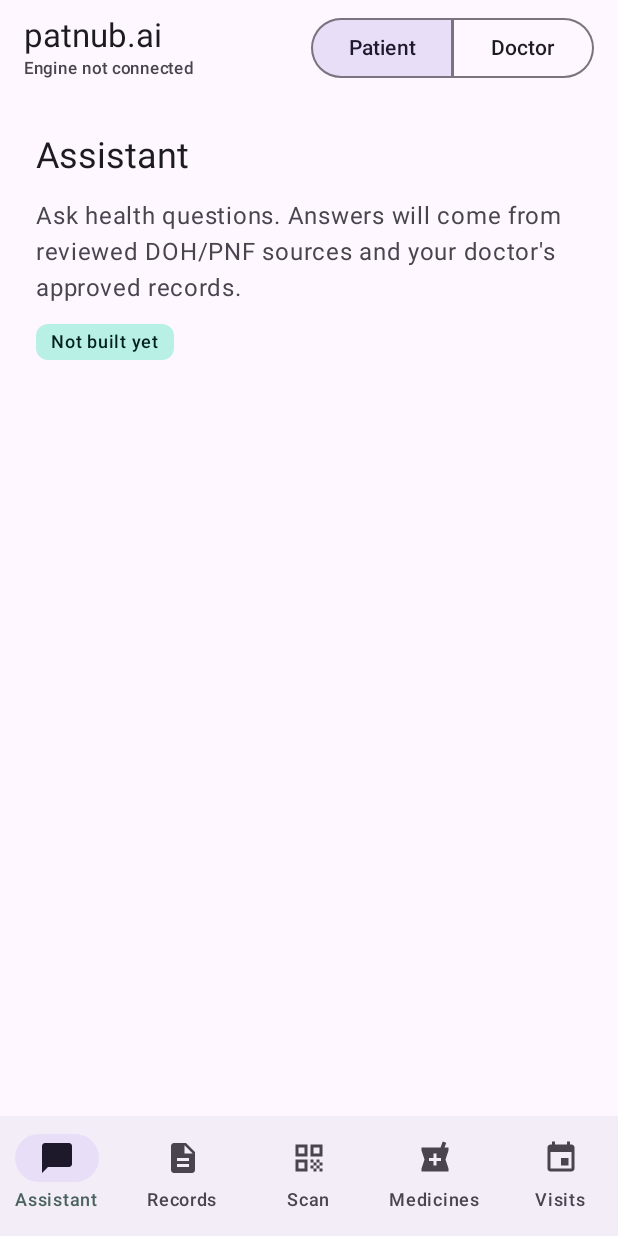
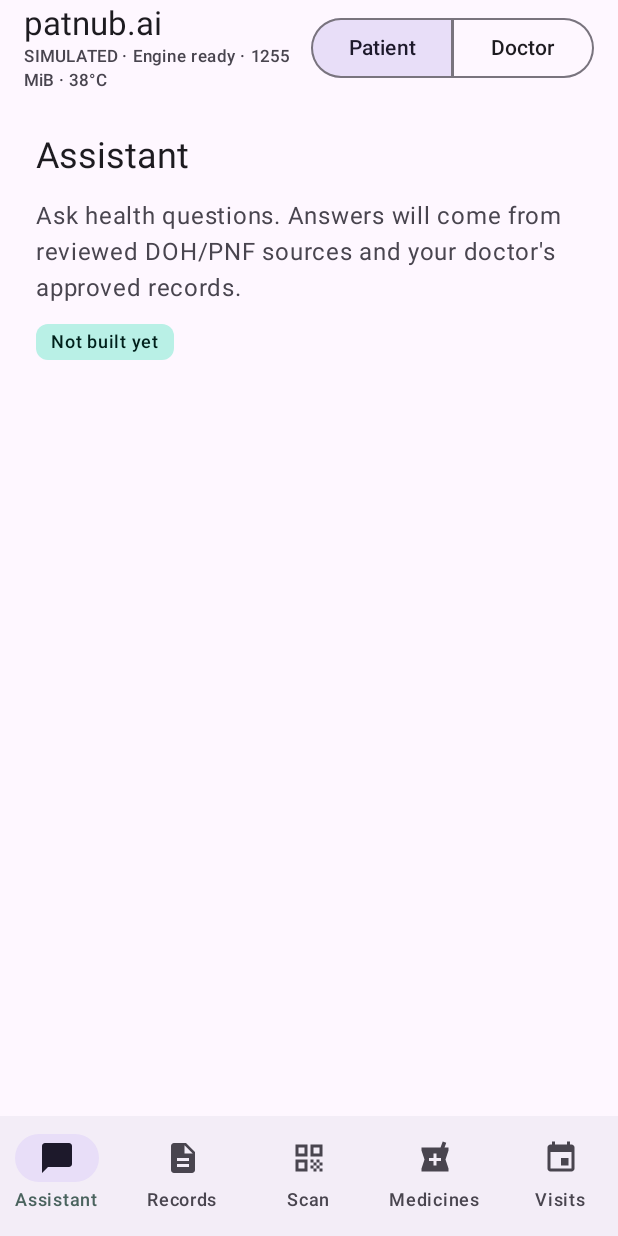
Before and after one commit to SussyMarlony/ELITS-HACKATHON-2026, an Android app built with Jetpack Compose: the screen it shows after launch (MainActivity), on a phone screen of 412 x 824 dp. Run offline under Robolectric (Android 15) with nearby library versions, the phone set to English and light mode, and no system bars; our stand-ins replace Room's generated code; libraries missing offline, so code that uses them is left out: androidx.room3, androidx.sqlite.driver; 2 statements that could not run were skipped.

Commit message:
feat(patnub-ai): live engine status pill in the top bar
Co-Authored-By: Claude Sonnet 5.5 <noreply@anthropic.com>

```diff
--- a/patnub-ai/app/src/main/java/ai/patnub/MainActivity.kt
+++ b/patnub-ai/app/src/main/java/ai/patnub/MainActivity.kt
@@ -13,7 +13,7 @@ class MainActivity : ComponentActivity() {
         enableEdgeToEdge()
         setContent {
             PatnubTheme {
-                PatnubApp()
+                PatnubApp((application as PatnubApplication).engine)
             }
         }
     }
--- a/patnub-ai/app/src/main/java/ai/patnub/ui/PatnubApp.kt
+++ b/patnub-ai/app/src/main/java/ai/patnub/ui/PatnubApp.kt
@@ -1,6 +1,9 @@
 package ai.patnub.ui
 
 import ai.patnub.R
+import ai.patnub.engine.Engine
+import ai.patnub.engine.FakeEngine
+import ai.patnub.ui.components.EngineStatusPill
 import ai.patnub.ui.doctor.DoctorScreen
 import ai.patnub.ui.doctor.DoctorStep
 import ai.patnub.ui.patient.PatientNavigationBar
@@ -12,7 +15,6 @@ import androidx.compose.foundation.layout.Column
 import androidx.compose.foundation.layout.fillMaxSize
 import androidx.compose.foundation.layout.padding
 import androidx.compose.material3.ExperimentalMaterial3Api
-import androidx.compose.material3.MaterialTheme
 import androidx.compose.material3.Scaffold
 import androidx.compose.material3.SegmentedButton
 import androidx.compose.material3.SegmentedButtonDefaults
@@ -40,14 +42,14 @@ enum class Role(@StringRes val label: Int) {
  * The bottom navigation bar is shown only in the Patient view.
  */
 @Composable
-fun PatnubApp() {
+fun PatnubApp(engine: Engine) {
     var role by rememberSaveable { mutableStateOf(Role.Patient) }
     var patientTab by rememberSaveable { mutableStateOf(PatientTab.Assistant) }
     var doctorStep by rememberSaveable { mutableStateOf(DoctorStep.WriteNote) }
 
     Scaffold(
         topBar = {
-            PatnubTopBar(role = role, onRoleChange = { role = it })
+            PatnubTopBar(engine = engine, role = role, onRoleChange = { role = it })
         },
         bottomBar = {
             if (role == Role.Patient) {
@@ -71,17 +73,12 @@ fun PatnubApp() {
 
 @OptIn(ExperimentalMaterial3Api::class)
 @Composable
-private fun PatnubTopBar(role: Role, onRoleChange: (Role) -> Unit) {
+private fun PatnubTopBar(engine: Engine, role: Role, onRoleChange: (Role) -> Unit) {
     TopAppBar(
         title = {
             Column {
                 Text(stringResource(R.string.app_name))
-                // Placeholder for the live libmsr_engine telemetry pill (Phase 1, bridge step).
-                Text(
-                    text = stringResource(R.string.engine_offline),
-                    style = MaterialTheme.typography.labelSmall,
-                    color = MaterialTheme.colorScheme.onSurfaceVariant,
-                )
+                EngineStatusPill(engine)
             }
         },
         actions = {
@@ -104,6 +101,6 @@ private fun PatnubTopBar(role: Role, onRoleChange: (Role) -> Unit) {
 @Composable
 private fun PatnubAppPreview() {
     PatnubTheme {
-        PatnubApp()
+        PatnubApp(FakeEngine())
     }
 }
--- /dev/null
+++ b/patnub-ai/app/src/main/java/ai/patnub/ui/components/EngineStatusPill.kt
@@ -0,0 +1,53 @@
+package ai.patnub.ui.components
+
+import ai.patnub.R
+import ai.patnub.engine.Engine
+import ai.patnub.engine.EngineState
+import ai.patnub.engine.EngineStats
+import androidx.compose.material3.MaterialTheme
+import androidx.compose.material3.Text
+import androidx.compose.runtime.Composable
+import androidx.compose.runtime.collectAsState
+import androidx.compose.runtime.getValue
+import androidx.compose.runtime.produceState
+import androidx.compose.ui.Modifier
+import androidx.compose.ui.res.stringResource
+import kotlinx.coroutines.delay
+
+private const val POLL_MS = 2_000L
+
+/** One-line live engine telemetry for the top bar: state, memory, speed, temperature. */
+@Composable
+fun EngineStatusPill(engine: Engine, modifier: Modifier = Modifier) {
+    val state by engine.state.collectAsState()
+    val stats by produceState<EngineStats?>(null, state) {
+        value = null
+        // Stats only exist while a model is loaded; poll so memory and speed stay live.
+        while (state is EngineState.Ready || state is EngineState.Generating) {
+            value = engine.stats()
+            delay(POLL_MS)
+        }
+    }
+
+    val label = when (val s = state) {
+        EngineState.Unloaded -> stringResource(R.string.engine_offline)
+        EngineState.Loading -> stringResource(R.string.engine_loading)
+        is EngineState.Failed -> stringResource(R.string.engine_failed)
+        else -> buildString {
+            append(stringResource(if (s == EngineState.Generating) R.string.engine_generating else R.string.engine_ready))
+            stats?.let { st ->
+                st.vmRssKb?.let { append(" · ${it / 1024} MiB") }
+                if (st.generatedTokens > 0) append(" · %.1f tok/s".format(st.generateTokensPerSecond))
+                st.thermalC?.let { append(" · $it°C") }
+            }
+        }
+    }
+    val text = if (engine.isSimulated) "${stringResource(R.string.engine_simulated)} · $label" else label
+
+    Text(
+        text = text,
+        modifier = modifier,
+        style = MaterialTheme.typography.labelSmall,
+        color = MaterialTheme.colorScheme.onSurfaceVariant,
+    )
+}
--- a/patnub-ai/app/src/main/res/values/strings.xml
+++ b/patnub-ai/app/src/main/res/values/strings.xml
@@ -4,6 +4,11 @@
     <string name="role_patient">Patient</string>
     <string name="role_doctor">Doctor</string>
     <string name="engine_offline">Engine not connected</string>
+    <string name="engine_loading">Engine loading…</string>
+    <string name="engine_ready">Engine ready</string>
+    <string name="engine_generating">Engine generating</string>
+    <string name="engine_failed">Engine failed to load</string>
+    <string name="engine_simulated">SIMULATED</string>
 
     <string name="tab_assistant">Assistant</string>
     <string name="tab_records">Records</string>
```
Also changed, not shown: 1 other file.
